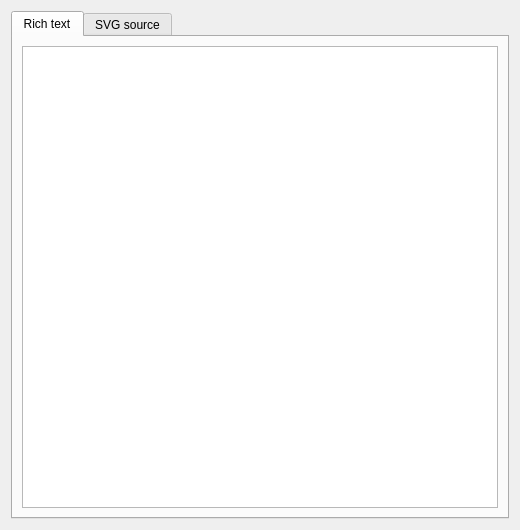
The window that plugins/tools/svgtexttool/WdgSvgTextEditor.ui (KDE/krita) describes before a commit, drawn with Qt 5.
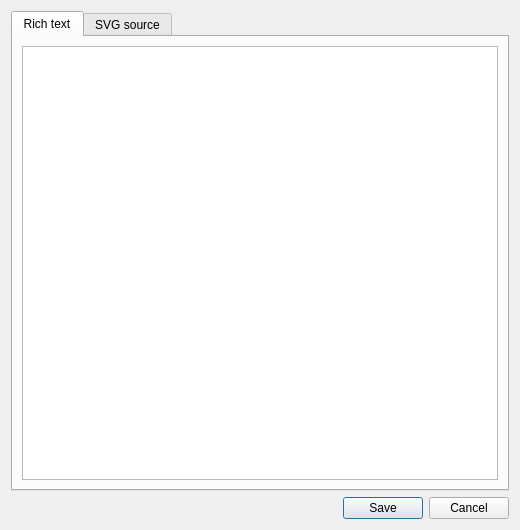
The same window after the commit.

Commit message:
Fill in missing items.
Not all of these actually transfer to html properly, but at the least they do things.
Also adds save/close buttons to text window, which is necessary because gnome doesn't have a close
button on certain windows.

Patch:
```diff
--- a/plugins/tools/svgtexttool/WdgSvgTextEditor.ui
+++ b/plugins/tools/svgtexttool/WdgSvgTextEditor.ui
@@ -65,6 +65,13 @@
      </widget>
     </widget>
    </item>
+   <item>
+    <widget class="QDialogButtonBox" name="buttons">
+     <property name="standardButtons">
+      <set>QDialogButtonBox::Cancel|QDialogButtonBox::Save</set>
+     </property>
+    </widget>
+   </item>
   </layout>
  </widget>
  <resources/>
```
The commit also changes 1 other file.
